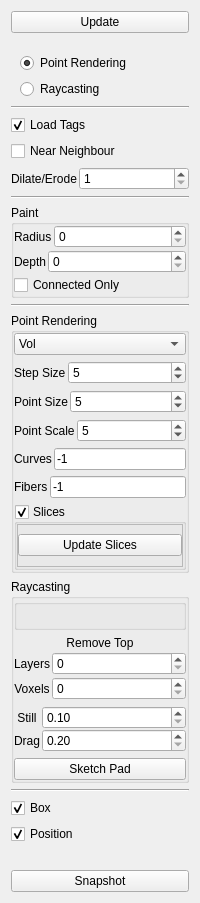
Above: tools/paint/viewermenu.ui from nci/drishti before the change. Below: the same form after it.
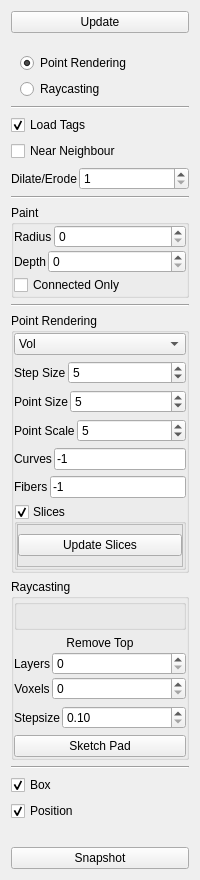
That is the form after the change.

```diff
--- a/tools/paint/viewermenu.ui
+++ b/tools/paint/viewermenu.ui
@@ -614,19 +614,6 @@
         <property name="verticalSpacing">
          <number>0</number>
         </property>
-        <item row="2" column="1">
-         <widget class="QDoubleSpinBox" name="dragStep">
-          <property name="minimum">
-           <double>0.200000000000000</double>
-          </property>
-          <property name="maximum">
-           <double>10.000000000000000</double>
-          </property>
-          <property name="singleStep">
-           <double>0.100000000000000</double>
-          </property>
-         </widget>
-        </item>
         <item row="1" column="1">
          <widget class="QDoubleSpinBox" name="stillStep">
           <property name="minimum">
@@ -640,20 +627,10 @@
           </property>
          </widget>
         </item>
-        <item row="2" column="0">
-         <widget class="QLabel" name="label_10">
-          <property name="text">
-           <string>Drag</string>
-          </property>
-          <property name="alignment">
-           <set>Qt::AlignCenter</set>
-          </property>
-         </widget>
-        </item>
         <item row="1" column="0">
          <widget class="QLabel" name="label_9">
           <property name="text">
-           <string>Still</string>
+           <string>Stepsize</string>
           </property>
           <property name="alignment">
            <set>Qt::AlignCenter</set>
```
